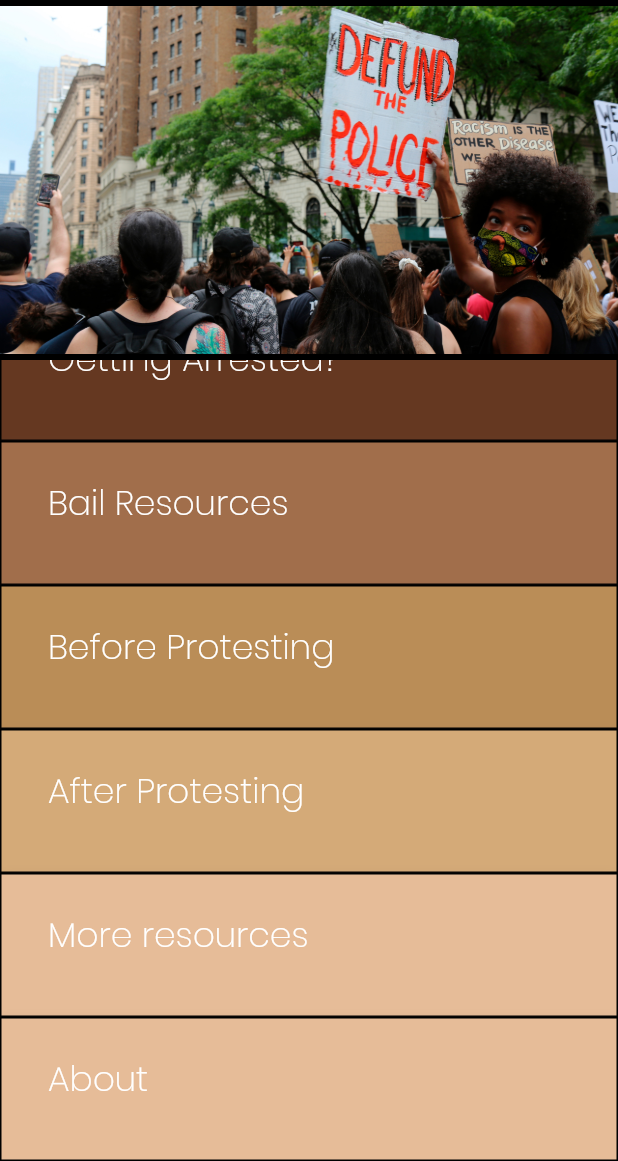
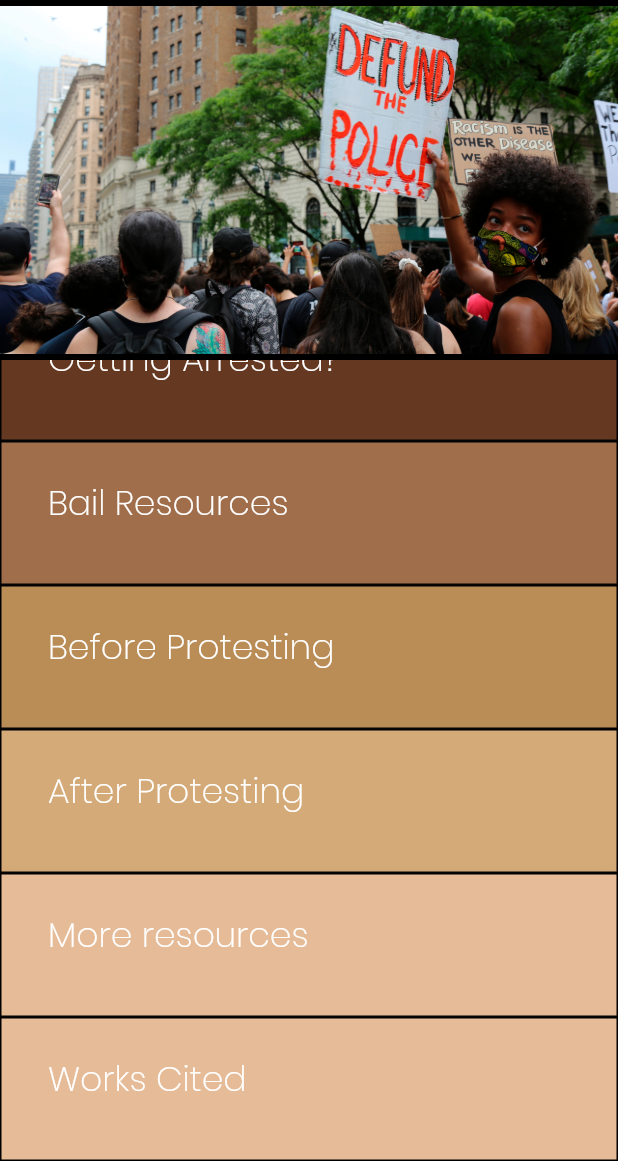
Before and after one commit to mrvivacious/Pocketbook4Protesters, a Flutter app: the screen it shows after launch, scrolled down 234 dp, on a phone screen of 412 x 824 dp, the part 75-1236 px from its top. Run offline on Flutter 3.47's test engine with Material 2 defaults, Android fonts, the phone set to English and light mode, and no system bars.

Commit message:
Works cited; About remaining

```diff
--- a/lib/Data.dart
+++ b/lib/Data.dart
@@ -196,6 +196,25 @@ List<Planet> planets = [
   ),
   const Planet(
       id: "8",
+      name: "Works Cited",
+      description: "American Civil Liberties Union of Illinois. (2015). Know Your Right To Protest In Chicago [PDF file]. Retrieved June 10, 2020, from\n"
+          "https://www.aclu-il.org/sites/default/files/know_your_right_to_protest_in_chicago.pdf\n\n"
+
+          "Protesters' Rights. (n.d.). Retrieved June 10, 2020, from\n"
+          "https://www.aclu.org/know-your-rights/protesters-rights/#i-want-to-take-pictures-or-shoot-video-at-a-protest\n\n"
+
+          "Rivera, J. M., & Fang, J. M. (n.d.). Retrieved from\n"
+          "https://covidcanidoit.com/Protest_V2.pdf\n\n"
+
+          "Google doc:\n"
+          "https://docs.google.com/spreadsheets/u/1/d/1t0a8CdfkJ20Wieh_W6UAsTP7st8dqQB0GOVcaJujR9I/htmlview?fbclid=IwAR0jkVZ4rkodYLgKliN7oFfyusaDm3OZMcsMIvMIvLXSSHvpPKJueySo1C8",
+      image: "Assets/Images/cool.jpg",
+      picture: "http://freenaturestock.s3.amazonaws.com/1187.jpg",
+      color: Color(0xFFe6bc98),
+      textColor: Colors.black
+  ),
+  const Planet(
+      id: "9",
       name: "About",
       description: "This app made by uiuc people hell yea",
       image: "Assets/Images/cool.jpg",
```
